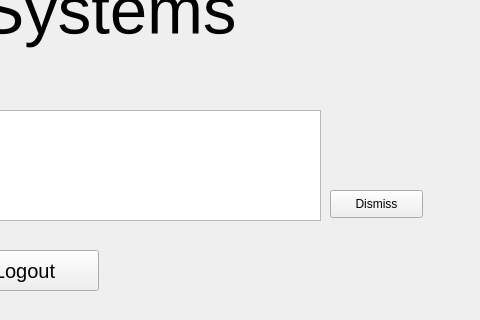
First picture: the form in resources/UI/main.ui, repository Poom1997/gman, before the edit; both pictures show x 420 to 900 and y 280 to 600 of the 900 by 600 pixel window.
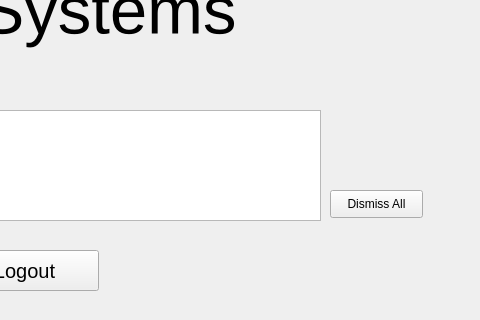
Second picture: the form after the edit.

```diff
--- a/resources/UI/main.ui
+++ b/resources/UI/main.ui
@@ -240,7 +240,7 @@
     </rect>
    </property>
    <property name="text">
-    <string>Dismiss</string>
+    <string>Dismiss All</string>
    </property>
   </widget>
  </widget>
```
